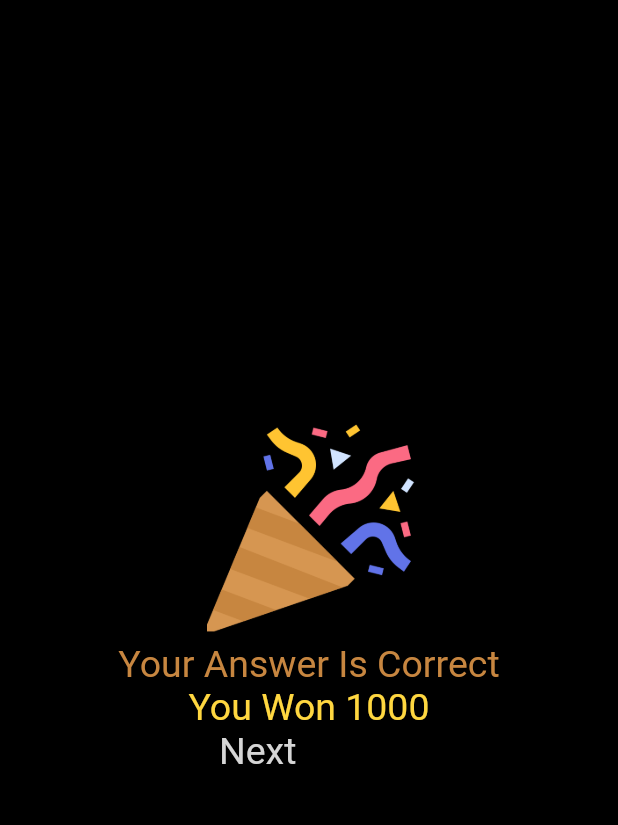
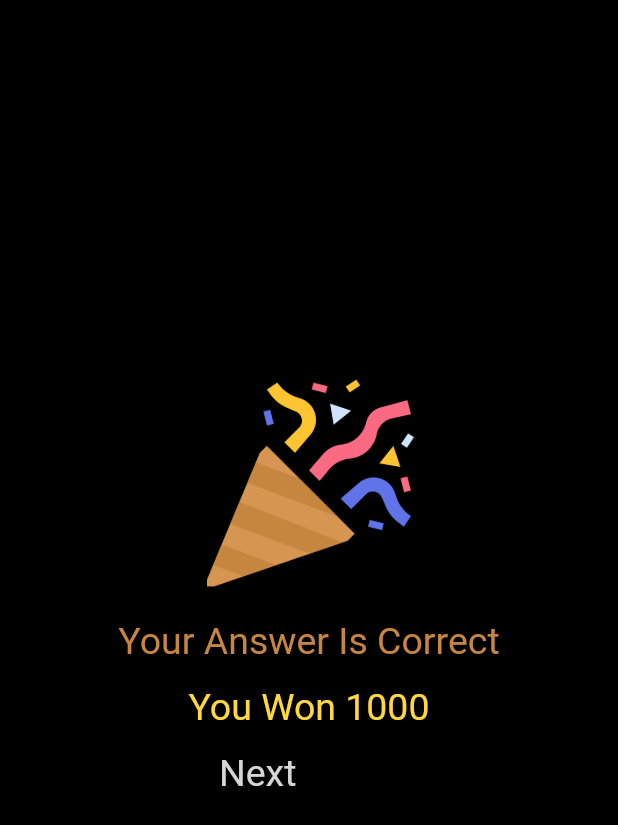
Before and after one commit to VivekTailor19/kbc_100, a Flutter app: the Right_Answer screen opened directly with empty values, on a phone screen of 412 x 824 dp. Shown: the top 825 px of the screen. Run offline on Flutter 3.47's test engine with Material 2 defaults, Android fonts, the light colour scheme and no system bars.

Commit message:
KBC application using Flutter

```diff
--- a/lib/firstscreen.dart
+++ b/lib/firstscreen.dart
@@ -13,7 +13,7 @@ class _First_ScreenState extends State<First_Screen> {
     return Scaffold(
       body:Center(
         child: InkWell(onTap: (){
-          Navigator.pushNamed(context, "start");
+          Navigator.pushNamed(context, "start" );
         },
           child: Container(
             height: 60,
--- a/lib/main.dart
+++ b/lib/main.dart
@@ -1,6 +1,7 @@
 import 'package:flutter/material.dart';
 import 'package:kbc_app/firstscreen.dart';
 import 'package:kbc_app/right_answer.dart';
+import 'finish.dart';
 import 'home_screen.dart';
 import 'wrong_answer.dart';
 
@@ -13,6 +14,7 @@ void main() {
       "start" : (context) => HomeScreen(),
       "right" : (context) => Right_Answer(),
       "wrong" : (context) => Wrong_Answer(),
+      "finish" : (context) => Finish(),
 
     },
   ));
--- a/lib/right_answer.dart
+++ b/lib/right_answer.dart
@@ -22,12 +22,27 @@ class _Right_AnswerState extends State<Right_Answer> {
           mainAxisAlignment: MainAxisAlignment.center,
           children: [
             Image.asset("assets/images/wining.png",height: 150,width: 150,fit: BoxFit.fill),
-            Text("Your Answer Is Correct",style: TextStyle(color: Color(0xffC78640),fontSize: 25),),
+            Padding(
+              padding: const EdgeInsets.symmetric(vertical: 15.0),
+              child: Text("Your Answer Is Correct",style: TextStyle(color: Color(0xffC78640),fontSize: 25),),
+            ),
             Text("You Won ${price[op]}",style: TextStyle(color: Colors.amberAccent,fontSize: 25),),
-            InkWell(onTap: (){
-              Navigator.pushNamed(context, "start");
-            },
-            child: Container(height: 60, width: 120, child: Text("Next",style: TextStyle(color: Color(0xffD6D6D6),fontSize: 25),),))
+            Padding(
+              padding: const EdgeInsets.symmetric(vertical: 15.0),
+              child: InkWell(onTap: (){
+                print(op);
+                if(op <= 9)
+                  {
+                    Navigator.pushNamed(context, "start");
+                  }
+                else
+                  {
+                    Navigator.pushNamed(context, "finish");
+                  }
+
+              },
+              child: Container(height: 60, width: 120, child: Text("Next",style: TextStyle(color: Color(0xffD6D6D6),fontSize: 25),),)),
+            )
           ],
         ),
       ),
```
Also changed, not shown: lib/finish.dart (added, +37 -0 lines), lib/home_screen.dart (+6 -7 lines).
